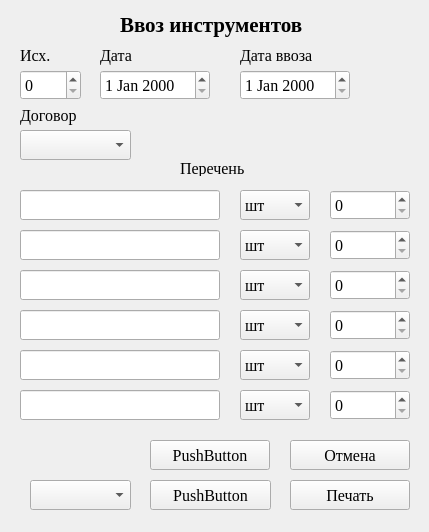
First picture: the form in notebook/sourse/ui_files/pass_tools.ui, repository SmolPO/my_helper, before the edit.
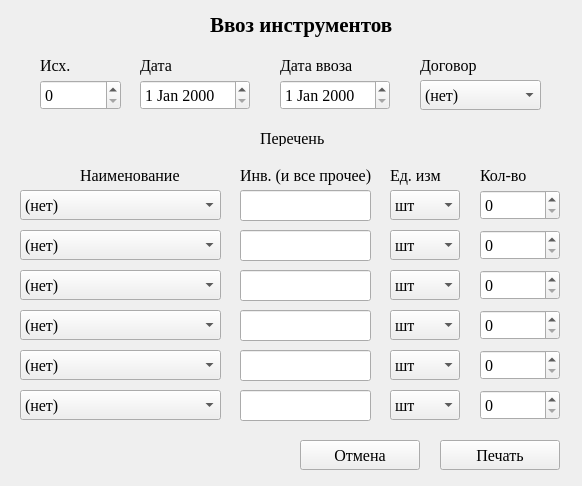
Second picture: the form after the edit.

What changed in the file:
```diff
--- a/notebook/sourse/ui_files/pass_tools.ui
+++ b/notebook/sourse/ui_files/pass_tools.ui
@@ -6,8 +6,8 @@
    <rect>
     <x>0</x>
     <y>0</y>
-    <width>429</width>
-    <height>532</height>
+    <width>582</width>
+    <height>486</height>
    </rect>
   </property>
   <property name="windowTitle">
@@ -16,7 +16,7 @@
   <widget class="QLabel" name="label">
    <property name="geometry">
     <rect>
-     <x>120</x>
+     <x>210</x>
      <y>10</y>
      <width>201</width>
      <height>30</height>
@@ -36,8 +36,8 @@
   <widget class="QLabel" name="label_2">
    <property name="geometry">
     <rect>
-     <x>20</x>
-     <y>40</y>
+     <x>40</x>
+     <y>50</y>
      <width>61</width>
      <height>30</height>
     </rect>
@@ -55,9 +55,9 @@
   <widget class="QSpinBox" name="number">
    <property name="geometry">
     <rect>
-     <x>20</x>
-     <y>70</y>
-     <width>61</width>
+     <x>40</x>
+     <y>80</y>
+     <width>81</width>
      <height>30</height>
     </rect>
    </property>
@@ -71,8 +71,8 @@
   <widget class="QDateEdit" name="d_note">
    <property name="geometry">
     <rect>
-     <x>100</x>
-     <y>70</y>
+     <x>140</x>
+     <y>80</y>
      <width>110</width>
      <height>30</height>
     </rect>
@@ -87,9 +87,9 @@
   <widget class="QComboBox" name="cb_contracts">
    <property name="geometry">
     <rect>
-     <x>20</x>
-     <y>130</y>
-     <width>111</width>
+     <x>420</x>
+     <y>80</y>
+     <width>121</width>
      <height>30</height>
     </rect>
    </property>
@@ -99,27 +99,16 @@
      <pointsize>12</pointsize>
     </font>
    </property>
-  </widget>
-  <widget class="QLineEdit" name="point_1">
-   <property name="geometry">
-    <rect>
-     <x>20</x>
-     <y>190</y>
-     <width>200</width>
-     <height>30</height>
-    </rect>
-   </property>
-   <property name="font">
-    <font>
-     <family>Times New Roman</family>
-     <pointsize>12</pointsize>
-    </font>
-   </property>
+   <item>
+    <property name="text">
+     <string>(нет)</string>
+    </property>
+   </item>
   </widget>
   <widget class="QComboBox" name="si_1">
    <property name="geometry">
     <rect>
-     <x>240</x>
+     <x>390</x>
      <y>190</y>
      <width>70</width>
      <height>30</height>
@@ -155,7 +144,7 @@
   <widget class="QSpinBox" name="cb_count_1">
    <property name="geometry">
     <rect>
-     <x>330</x>
+     <x>480</x>
      <y>190</y>
      <width>80</width>
      <height>30</height>
@@ -168,14 +157,14 @@
     </font>
    </property>
    <property name="maximum">
-    <number>100000</number>
+    <number>10000</number>
    </property>
   </widget>
   <widget class="QDateEdit" name="d_arrive">
    <property name="geometry">
     <rect>
-     <x>240</x>
-     <y>70</y>
+     <x>280</x>
+     <y>80</y>
      <width>110</width>
      <height>30</height>
     </rect>
@@ -190,8 +179,8 @@
   <widget class="QLabel" name="label_3">
    <property name="geometry">
     <rect>
-     <x>180</x>
-     <y>160</y>
+     <x>260</x>
+     <y>130</y>
      <width>91</width>
      <height>16</height>
     </rect>
@@ -209,8 +198,8 @@
   <widget class="QLabel" name="label_4">
    <property name="geometry">
     <rect>
-     <x>100</x>
-     <y>40</y>
+     <x>140</x>
+     <y>50</y>
      <width>49</width>
      <height>30</height>
     </rect>
@@ -228,8 +217,8 @@
   <widget class="QLabel" name="label_5">
    <property name="geometry">
     <rect>
-     <x>240</x>
-     <y>40</y>
+     <x>280</x>
+     <y>50</y>
      <width>111</width>
      <height>30</height>
     </rect>
@@ -247,8 +236,8 @@
   <widget class="QLabel" name="label_6">
    <property name="geometry">
     <rect>
-     <x>20</x>
-     <y>100</y>
+     <x>420</x>
+     <y>50</y>
      <width>111</width>
      <height>30</height>
     </rect>
@@ -266,8 +255,8 @@
   <widget class="QPushButton" name="b_ok">
    <property name="geometry">
     <rect>
-     <x>290</x>
-     <y>480</y>
+     <x>440</x>
+     <y>440</y>
      <width>120</width>
      <height>30</height>
     </rect>
@@ -285,7 +274,7 @@
   <widget class="QSpinBox" name="cb_count_2">
    <property name="geometry">
     <rect>
-     <x>330</x>
+     <x>480</x>
      <y>230</y>
      <width>80</width>
      <height>30</height>
@@ -298,13 +287,13 @@
     </font>
    </property>
    <property name="maximum">
-    <number>100000</number>
+    <number>10000</number>
    </property>
   </widget>
   <widget class="QSpinBox" name="cb_count_3">
    <property name="geometry">
     <rect>
-     <x>330</x>
+     <x>480</x>
      <y>270</y>
      <width>80</width>
      <height>30</height>
@@ -317,13 +306,13 @@
     </font>
    </property>
    <property name="maximum">
-    <number>100000</number>
+    <number>10000</number>
    </property>
   </widget>
   <widget class="QSpinBox" name="cb_count_4">
    <property name="geometry">
     <rect>
-     <x>330</x>
+     <x>480</x>
      <y>310</y>
      <width>80</width>
      <height>30</height>
@@ -336,13 +325,13 @@
     </font>
    </property>
    <property name="maximum">
-    <number>100000</number>
+    <number>10000</number>
    </property>
   </widget>
   <widget class="QSpinBox" name="cb_count_5">
    <property name="geometry">
     <rect>
-     <x>330</x>
+     <x>480</x>
      <y>350</y>
      <width>80</width>
      <height>30</height>
@@ -355,13 +344,13 @@
     </font>
    </property>
    <property name="maximum">
-    <number>100000</number>
+    <number>10000</number>
    </property>
   </widget>
   <widget class="QSpinBox" name="cb_count_6">
    <property name="geometry">
     <rect>
-     <x>330</x>
+     <x>480</x>
      <y>390</y>
      <width>80</width>
      <height>30</height>
@@ -374,13 +363,13 @@
     </font>
    </property>
    <property name="maximum">
-    <number>100000</number>
+    <number>10000</number>
    </property>
   </widget>
   <widget class="QComboBox" name="si_2">
    <property name="geometry">
     <rect>
-     <x>240</x>
+     <x>390</x>
      <y>230</y>
      <width>70</width>
      <height>30</height>
@@ -416,7 +405,7 @@
   <widget class="QComboBox" name="si_3">
    <property name="geometry">
     <rect>
-     <x>240</x>
+     <x>390</x>
      <y>270</y>
      <width>70</width>
      <height>30</height>
@@ -452,7 +441,7 @@
   <widget class="QComboBox" name="si_4">
    <property name="geometry">
     <rect>
-     <x>240</x>
+     <x>390</x>
      <y>310</y>
      <width>70</width>
      <height>30</height>
@@ -488,7 +477,7 @@
   <widget class="QComboBox" name="si_5">
    <property name="geometry">
     <rect>
-     <x>240</x>
+     <x>390</x>
      <y>350</y>
      <width>70</width>
      <height>30</height>
@@ -524,7 +513,7 @@
   <widget class="QComboBox" name="si_6">
    <property name="geometry">
     <rect>
-     <x>240</x>
+     <x>390</x>
      <y>390</y>
      <width>70</width>
      <height>30</height>
@@ -557,90 +546,10 @@
     </property>
    </item>
   </widget>
-  <widget class="QLineEdit" name="point_2">
-   <property name="geometry">
-    <rect>
-     <x>20</x>
-     <y>230</y>
-     <width>200</width>
-     <height>30</height>
-    </rect>
-   </property>
-   <property name="font">
-    <font>
-     <family>Times New Roman</family>
-     <pointsize>12</pointsize>
-    </font>
-   </property>
-  </widget>
-  <widget class="QLineEdit" name="point_3">
-   <property name="geometry">
-    <rect>
-     <x>20</x>
-     <y>270</y>
-     <width>200</width>
-     <height>30</height>
-    </rect>
-   </property>
-   <property name="font">
-    <font>
-     <family>Times New Roman</family>
-     <pointsize>12</pointsize>
-    </font>
-   </property>
-  </widget>
-  <widget class="QLineEdit" name="point_4">
-   <property name="geometry">
-    <rect>
-     <x>20</x>
-     <y>310</y>
-     <width>200</width>
-     <height>30</height>
-    </rect>
-   </property>
-   <property name="font">
-    <font>
-     <family>Times New Roman</family>
-     <pointsize>12</pointsize>
-    </font>
-   </property>
-  </widget>
-  <widget class="QLineEdit" name="point_5">
-   <property name="geometry">
-    <rect>
-     <x>20</x>
-     <y>350</y>
-     <width>200</width>
-     <height>30</height>
-    </rect>
-   </property>
-   <property name="font">
-    <font>
-     <family>Times New Roman</family>
-     <pointsize>12</pointsize>
-    </font>
-   </property>
-  </widget>
-  <widget class="QLineEdit" name="point_6">
-   <property name="geometry">
-    <rect>
-     <x>20</x>
-     <y>390</y>
-     <width>200</width>
-     <height>30</height>
-    </rect>
-   </property>
-   <property name="font">
-    <font>
-     <family>Times New Roman</family>
-     <pointsize>12</pointsize>
-    </font>
-   </property>
-  </widget>
   <widget class="QPushButton" name="b_cancel">
    <property name="geometry">
     <rect>
-     <x>290</x>
+     <x>300</x>
      <y>440</y>
      <width>120</width>
      <height>30</height>
@@ -656,12 +565,12 @@
     <string>Отмена</string>
    </property>
   </widget>
-  <widget class="QPushButton" name="pushButton">
+  <widget class="QComboBox" name="tool_1">
    <property name="geometry">
     <rect>
-     <x>150</x>
-     <y>440</y>
-     <width>120</width>
+     <x>20</x>
+     <y>190</y>
+     <width>201</width>
      <height>30</height>
     </rect>
    </property>
@@ -671,16 +580,238 @@
      <pointsize>12</pointsize>
     </font>
    </property>
+   <item>
+    <property name="text">
+     <string>(нет)</string>
+    </property>
+   </item>
+  </widget>
+  <widget class="QComboBox" name="tool_2">
+   <property name="geometry">
+    <rect>
+     <x>20</x>
+     <y>230</y>
+     <width>201</width>
+     <height>30</height>
+    </rect>
+   </property>
+   <property name="font">
+    <font>
+     <family>Times New Roman</family>
+     <pointsize>12</pointsize>
+    </font>
+   </property>
+   <item>
+    <property name="text">
+     <string>(нет)</string>
+    </property>
+   </item>
+  </widget>
+  <widget class="QComboBox" name="tool_3">
+   <property name="geometry">
+    <rect>
+     <x>20</x>
+     <y>270</y>
+     <width>201</width>
+     <height>30</height>
+    </rect>
+   </property>
+   <property name="font">
+    <font>
+     <family>Times New Roman</family>
+     <pointsize>12</pointsize>
+    </font>
+   </property>
+   <item>
+    <property name="text">
+     <string>(нет)</string>
+    </property>
+   </item>
+  </widget>
+  <widget class="QComboBox" name="tool_4">
+   <property name="geometry">
+    <rect>
+     <x>20</x>
+     <y>310</y>
+     <width>201</width>
+     <height>30</height>
+    </rect>
+   </property>
+   <property name="font">
+    <font>
+     <family>Times New Roman</family>
+     <pointsize>12</pointsize>
+    </font>
+   </property>
+   <item>
+    <property name="text">
+     <string>(нет)</string>
+    </property>
+   </item>
+  </widget>
+  <widget class="QComboBox" name="tool_5">
+   <property name="geometry">
+    <rect>
+     <x>20</x>
+     <y>350</y>
+     <width>201</width>
+     <height>30</height>
+    </rect>
+   </property>
+   <property name="font">
+    <font>
+     <family>Times New Roman</family>
+     <pointsize>12</pointsize>
+    </font>
+   </property>
+   <item>
+    <property name="text">
+     <string>(нет)</string>
+    </property>
+   </item>
+  </widget>
+  <widget class="QComboBox" name="tool_6">
+   <property name="geometry">
+    <rect>
+     <x>20</x>
+     <y>390</y>
+     <width>201</width>
+     <height>30</height>
+    </rect>
+   </property>
+   <property name="font">
+    <font>
+     <family>Times New Roman</family>
+     <pointsize>12</pointsize>
+    </font>
+   </property>
+   <item>
+    <property name="text">
+     <string>(нет)</string>
+    </property>
+   </item>
+  </widget>
+  <widget class="QLineEdit" name="code_1">
+   <property name="geometry">
+    <rect>
+     <x>240</x>
+     <y>190</y>
+     <width>131</width>
+     <height>31</height>
+    </rect>
+   </property>
+   <property name="font">
+    <font>
+     <family>Times New Roman</family>
+     <pointsize>12</pointsize>
+    </font>
+   </property>
+  </widget>
+  <widget class="QLineEdit" name="code_2">
+   <property name="geometry">
+    <rect>
+     <x>240</x>
+     <y>230</y>
+     <width>131</width>
+     <height>31</height>
+    </rect>
+   </property>
+   <property name="font">
+    <font>
+     <family>Times New Roman</family>
+     <pointsize>12</pointsize>
+    </font>
+   </property>
+  </widget>
+  <widget class="QLineEdit" name="code_3">
+   <property name="geometry">
+    <rect>
+     <x>240</x>
+     <y>270</y>
+     <width>131</width>
+     <height>31</height>
+    </rect>
+   </property>
+   <property name="font">
+    <font>
+     <family>Times New Roman</family>
+     <pointsize>12</pointsize>
+    </font>
+   </property>
+  </widget>
+  <widget class="QLineEdit" name="code_4">
+   <property name="geometry">
+    <rect>
+     <x>240</x>
+     <y>310</y>
+     <width>131</width>
+     <height>31</height>
+    </rect>
+   </property>
+   <property name="font">
+    <font>
+     <family>Times New Roman</family>
+     <pointsize>12</pointsize>
+    </font>
+   </property>
+  </widget>
+  <widget class="QLineEdit" name="code_5">
+   <property name="geometry">
+    <rect>
+     <x>240</x>
+     <y>350</y>
+     <width>131</width>
+     <height>31</height>
+    </rect>
+   </property>
+   <property name="font">
+    <font>
+     <family>Times New Roman</family>
+     <pointsize>12</pointsize>
+    </font>
+   </property>
+  </widget>
+  <widget class="QLineEdit" name="code_6">
+   <property name="geometry">
+    <rect>
+     <x>240</x>
+     <y>390</y>
+     <width>131</width>
+     <height>31</height>
+    </rect>
+   </property>
+   <property name="font">
+    <font>
+     <family>Times New Roman</family>
+     <pointsize>12</pointsize>
+    </font>
+   </property>
+  </widget>
+  <widget class="QLabel" name="label_7">
+   <property name="geometry">
+    <rect>
+     <x>80</x>
+     <y>160</y>
+     <width>141</width>
+     <height>30</height>
+    </rect>
+   </property>
+   <property name="font">
+    <font>
+     <family>Times New Roman</family>
+     <pointsize>12</pointsize>
+    </font>
+   </property>
    <property name="text">
-    <string>PushButton</string>
+    <string>Наименование</string>
    </property>
   </widget>
-  <widget class="QPushButton" name="pushButton_2">
+  <widget class="QLabel" name="label_8">
    <property name="geometry">
     <rect>
-     <x>150</x>
-     <y>480</y>
-     <width>121</width>
+     <x>240</x>
+     <y>160</y>
+     <width>141</width>
      <height>30</height>
     </rect>
    </property>
@@ -691,15 +822,15 @@
     </font>
    </property>
    <property name="text">
-    <string>PushButton</string>
+    <string>Инв. (и все прочее)</string>
    </property>
   </widget>
-  <widget class="QComboBox" name="comboBox">
+  <widget class="QLabel" name="label_9">
    <property name="geometry">
     <rect>
-     <x>30</x>
-     <y>480</y>
-     <width>101</width>
+     <x>390</x>
+     <y>160</y>
+     <width>71</width>
      <height>30</height>
     </rect>
    </property>
@@ -708,6 +839,28 @@
      <family>Times New Roman</family>
      <pointsize>12</pointsize>
     </font>
+   </property>
+   <property name="text">
+    <string>Ед. изм</string>
+   </property>
+  </widget>
+  <widget class="QLabel" name="label_10">
+   <property name="geometry">
+    <rect>
+     <x>480</x>
+     <y>160</y>
+     <width>81</width>
+     <height>30</height>
+    </rect>
+   </property>
+   <property name="font">
+    <font>
+     <family>Times New Roman</family>
+     <pointsize>12</pointsize>
+    </font>
+   </property>
+   <property name="text">
+    <string>Кол-во</string>
    </property>
   </widget>
  </widget>
```
Left out of the diff: 14 changed lines with no effect on the pictures.
